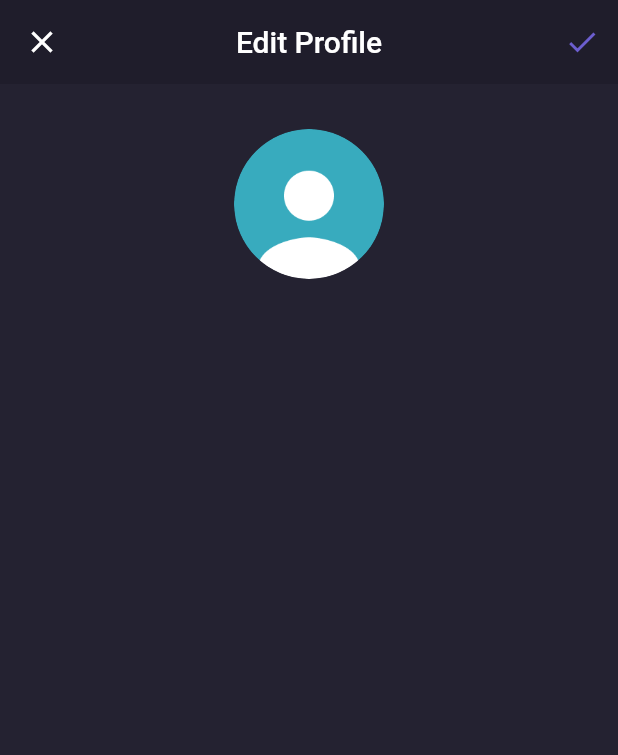
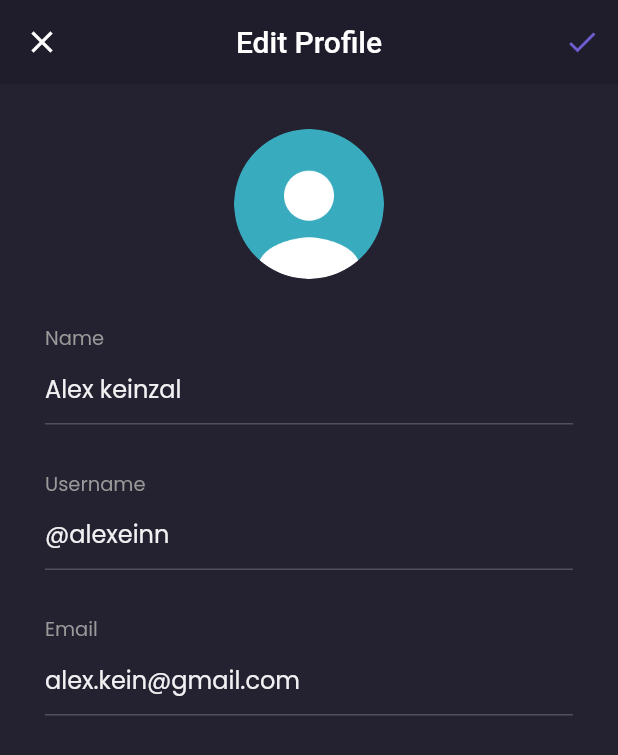
Before and after one commit to ullum/shamos, a Flutter app: the EditProfilePage screen opened by its route, on a phone screen of 412 x 824 dp. Shown: the top 755 px of the screen. Run offline on Flutter 3.47's test engine with Material 2 defaults, Android fonts, the phone set to English and light mode, and no system bars; our stand-ins replace google_fonts.

Commit message:
29 edit profile bagian imput

```diff
--- a/lib/pages/edit_profile_page.dart
+++ b/lib/pages/edit_profile_page.dart
@@ -30,6 +30,99 @@ class EditProfilePage extends StatelessWidget {
       );
     }
 
+    Widget nameInput() {
+      return Container(
+        margin: const EdgeInsets.only(
+          top: 30,
+        ),
+        child: Column(
+          crossAxisAlignment: CrossAxisAlignment.start,
+          children: [
+            Text(
+              'Name',
+              style: secondTextStyle.copyWith(
+                fontSize: 13,
+              ),
+            ),
+            TextFormField(
+              style: primaryTextStyle,
+              decoration: InputDecoration(
+                hintText: 'Alex keinzal',
+                hintStyle: primaryTextStyle,
+                enabledBorder: UnderlineInputBorder(
+                  borderSide: BorderSide(
+                    color: subtitleColor,
+                  ),
+                ),
+              ),
+            ),
+          ],
+        ),
+      );
+    }
+
+    Widget usernameInput() {
+      return Container(
+        margin: const EdgeInsets.only(
+          top: 30,
+        ),
+        child: Column(
+          crossAxisAlignment: CrossAxisAlignment.start,
+          children: [
+            Text(
+              'Username',
+              style: secondTextStyle.copyWith(
+                fontSize: 13,
+              ),
+            ),
+            TextFormField(
+              style: primaryTextStyle,
+              decoration: InputDecoration(
+                hintText: '@alexeinn',
+                hintStyle: primaryTextStyle,
+                enabledBorder: UnderlineInputBorder(
+                  borderSide: BorderSide(
+                    color: subtitleColor,
+                  ),
+                ),
+              ),
+            ),
+          ],
+        ),
+      );
+    }
+
+    Widget emailInput() {
+      return Container(
+        margin: const EdgeInsets.only(
+          top: 30,
+        ),
+        child: Column(
+          crossAxisAlignment: CrossAxisAlignment.start,
+          children: [
+            Text(
+              'Email',
+              style: secondTextStyle.copyWith(
+                fontSize: 13,
+              ),
+            ),
+            TextFormField(
+              style: primaryTextStyle,
+              decoration: InputDecoration(
+                hintText: 'alex.kein@gmail.com',
+                hintStyle: primaryTextStyle,
+                enabledBorder: UnderlineInputBorder(
+                  borderSide: BorderSide(
+                    color: subtitleColor,
+                  ),
+                ),
+              ),
+            ),
+          ],
+        ),
+      );
+    }
+
     Widget content() {
       return Container(
         width: double.infinity,
@@ -50,6 +143,9 @@ class EditProfilePage extends StatelessWidget {
                 ),
               ),
             ),
+            nameInput(),
+            usernameInput(),
+            emailInput(),
           ],
         ),
       );
@@ -59,6 +155,7 @@ class EditProfilePage extends StatelessWidget {
       backgroundColor: backgroundColor3,
       appBar: header(),
       body: content(),
+      resizeToAvoidBottomInset: false,
     );
   }
 }
```
